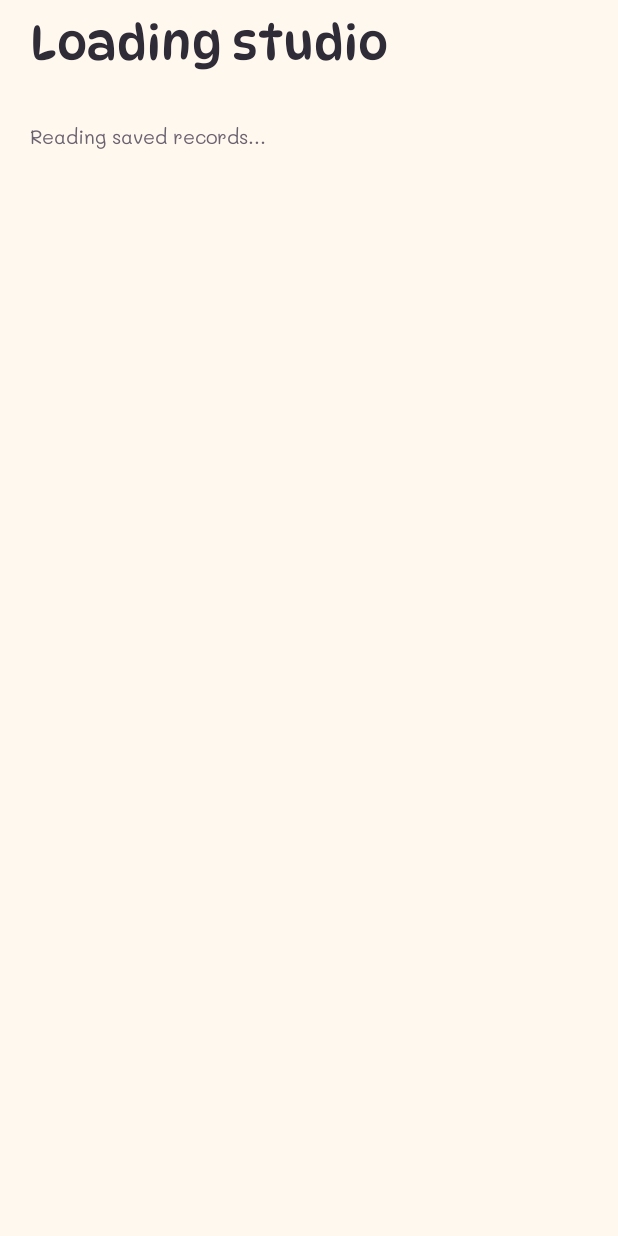
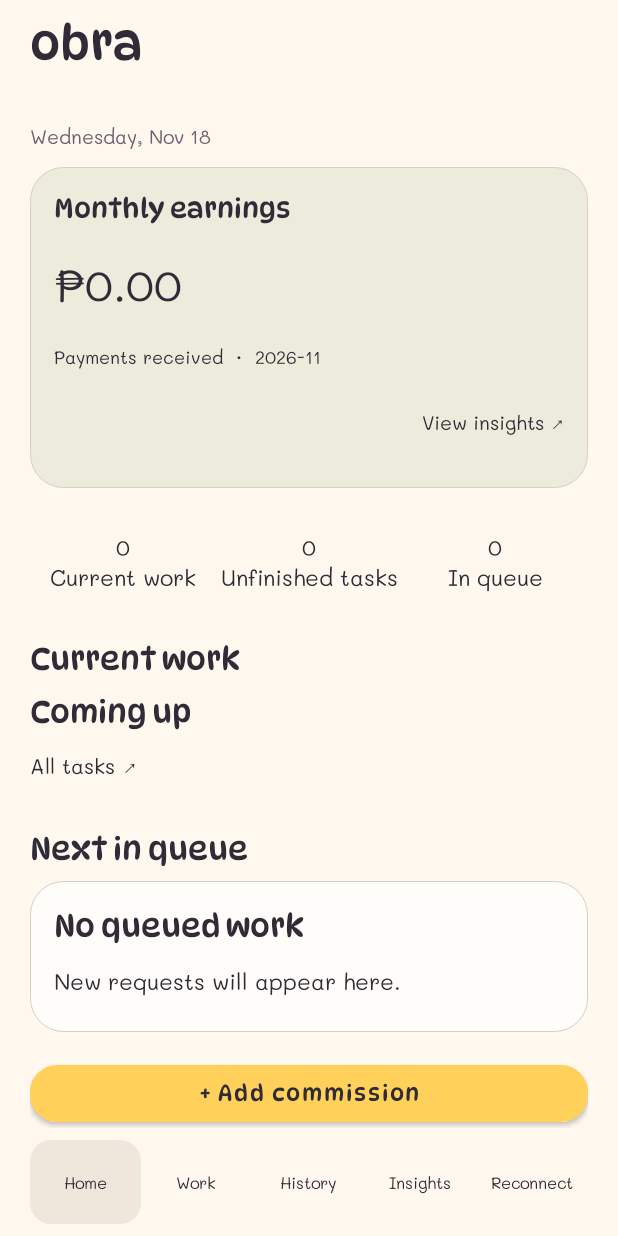
Before and after one commit to yezdenz/obra, an Android app: the screen it shows after launch (MainActivity), on a phone screen of 412 x 824 dp. Run offline under Robolectric (Android 15) with nearby library versions, the phone set to English and light mode, and no system bars.

Commit message:
Load saved studio reports and restore navigation context

```diff
--- a/OBRA/app/src/main/java/com/obra/studio/ui/MainActivity.kt
+++ b/OBRA/app/src/main/java/com/obra/studio/ui/MainActivity.kt
@@ -8,10 +8,38 @@ import com.obra.studio.data.*
 import java.time.YearMonth
 
 class MainActivity: BaseActivity() {
-    private var tab="Home"; private var filter="In progress"; private var query=""; private var month=YearMonth.now(); private var selected=2L
+    private var tab="Home"; private var filter="In progress"; private var query=""; private var month=YearMonth.now(); private var selected=0L
     private val positions=mutableMapOf<String,Int>()
-    override fun onCreate(state: Bundle?) { super.onCreate(state); tab=state?.getString("tab")?:"Home"; filter=state?.getString("filter")?:filter; query=state?.getString("query")?:""; month=YearMonth.parse(state?.getString("month")?:month.toString()); selected=state?.getLong("selected")?:2; render() }
-    override fun onSaveInstanceState(out: Bundle) { super.onSaveInstanceState(out); out.putString("tab",tab);out.putString("filter",filter);out.putString("query",query);out.putString("month",month.toString());out.putLong("selected",selected) }
+    private var pendingScroll:Int?=null
+    override fun onCreate(state: Bundle?) {
+        super.onCreate(state)
+        tab=state?.getString("tab")?:"Home"
+        filter=state?.getString("filter")?:filter
+        query=state?.getString("query")?:""
+        month=YearMonth.parse(state?.getString("month")?:month.toString())
+        selected=state?.getLong("selected")?:0
+        state?.getBundle("positions")?.let { saved ->
+            saved.keySet().forEach { positions[it]=saved.getInt(it) }
+        }
+        pendingScroll=state?.getInt("scroll")
+    }
+    override fun onSaveInstanceState(out: Bundle) {
+        positions[tab]=pendingScroll?:scroll.scrollY
+        super.onSaveInstanceState(out)
+        out.putString("tab",tab)
+        out.putString("filter",filter)
+        out.putString("query",query)
+        out.putString("month",month.toString())
+        out.putLong("selected",selected)
+        out.putInt("scroll",positions[tab]?:0)
+        out.putBundle("positions",Bundle().apply { positions.forEach { (tab,y)->putInt(tab,y) } })
+    }
+    override fun onStudioReady() {
+        val position=pendingScroll?:scroll.scrollY
+        pendingScroll=null
+        render()
+        scroll.post { scroll.scrollTo(0,position) }
+    }
     private fun switch(next: String) { positions[tab]=scroll.scrollY;tab=next;render();scroll.post { scroll.scrollTo(0,positions[tab]?:0) } }
     private fun render() {
         reset(if(tab=="Home")"obra" else tab,false)
@@ -24,10 +52,10 @@ class MainActivity: BaseActivity() {
         card(sage) { text("Monthly earnings",18,true,it); text(Studio.money(Studio.monthly(month).sumOf { p->p.amountMinor }),30,false,it);text("Payments received  ·  $month",12,false,it);val link=text("View insights ↗",13,false,it);link.minHeight=dp(48);link.gravity=android.view.Gravity.CENTER_VERTICAL or android.view.Gravity.END;link.setOnClickListener{switch("Insights")} }
         val works=Studio.repository.commissions()
         val counts=LinearLayout(this);body.addView(counts,LinearLayout.LayoutParams(-1,-2).apply{bottomMargin=dp(18)})
-        listOf("${works.count{it.status=="In progress"}}\nCurrent work","${works.sumOf{c->c.tasks.count{t->!t.done}}}\nUnfinished tasks","${works.count{it.status=="Queued"}}\nIn queue").forEachIndexed { i,label->val t=TextView(this);t.text=label;t.typeface=supporting;t.textSize=15f;t.setTextColor(ink);t.gravity=17;t.minHeight=dp(66);counts.addView(t,LinearLayout.LayoutParams(0,-2,1f));t.setOnClickListener{if(i==1)switch("All tasks")else{filter=if(i==0)"In progress" else "Queued";switch("Commissions")}} }
+        listOf("${works.count{it.status=="In progress"}}\nCurrent work","${works.filter{it.status!="Cancelled"}.sumOf{c->c.tasks.count{t->!t.done}}}\nUnfinished tasks","${works.count{it.status=="Queued"}}\nIn queue").forEachIndexed { i,label->val t=TextView(this);t.text=label;t.typeface=supporting;t.textSize=15f;t.setTextColor(ink);t.gravity=17;t.minHeight=dp(66);counts.addView(t,LinearLayout.LayoutParams(0,-2,1f));t.setOnClickListener{if(i==1)switch("All tasks")else{filter=if(i==0)"In progress" else "Queued";switch("Commissions")}} }
         section("Current work");works.filter { it.status=="In progress" }.take(2).forEach { artwork(it) }
-        section("Coming up");works.flatMap { c->c.tasks.filter { !it.done }.map { c to it } }.take(2).forEach { (c,t)->task(c,t) };val all=text("All tasks ↗",14);all.minHeight=dp(48);all.setOnClickListener{switch("All tasks")}
-        section("Next in queue");works.firstOrNull { it.status=="Queued" }?.let { artwork(it) } ?: empty("No queued work","New requests will appear here.")
+        section("Coming up");works.filter { it.status != "Cancelled" }.flatMap { c->c.tasks.filter { !it.done }.map { c to it } }.take(2).forEach { (c,t)->task(c,t) };val all=text("All tasks ↗",14);all.minHeight=dp(48);all.setOnClickListener{switch("All tasks")}
+        section("Next in queue");works.filter { it.status=="Queued" }.sortedWith(compareBy<Commission> { it.plannedStart.isBlank() }.thenBy { it.plannedStart }.thenBy { it.id }).firstOrNull()?.let { artwork(it) } ?: empty("No queued work","New requests will appear here.")
         button("+ Add commission",primary=true) { form() }
     }
     private fun commissions() {
@@ -53,18 +81,29 @@ class MainActivity: BaseActivity() {
         val series=(5L downTo 0L).map { month.minusMonths(it) }.map { it to Studio.monthly(it).sumOf { p->p.amountMinor } };val max=series.maxOf { it.second }.coerceAtLeast(1)
         series.forEach { (m,amount)->text("$m   ${Studio.money(amount)}",13);val bar=ProgressBar(this,null,android.R.attr.progressBarStyleHorizontal);bar.max=100;bar.progress=(amount*100/max).toInt();bar.progressTintList=android.content.res.ColorStateList.valueOf(0xff6a507d.toInt());bar.contentDescription="$m received ${Studio.money(amount)}";body.addView(bar,LinearLayout.LayoutParams(-1,dp(12))) };note("Received income (PHP) by month; six months ending $month.")
         section("By commission type");val grouped=Studio.monthly(month).groupBy { Studio.work(it.commissionId)?.type?:"Other" };if(grouped.isEmpty())note("No received payments for this period.");grouped.forEach { (type,ps)->text("$type  ·  ${Studio.money(ps.sumOf { it.amountMinor })}") }
-        section("Current balances");note("Across all dates, including completed artwork.");Studio.repository.commissions().filter { Studio.balance(it)>0 }.forEach { c->button("${c.title}\n${Studio.money(Studio.balance(c))} remaining") { detail(c.id) } }
+        section("Current balances");note("Across all dates, including completed artwork.");Studio.repository.commissions().filter { it.status != "Cancelled" && Studio.balance(it)>0 }.forEach { c->button("${c.title}\n${Studio.money(Studio.balance(c))} remaining") { detail(c.id) } }
     }
     private fun reconnect() {
         note("Familiar clients. New possibilities.");section("Find a familiar connection")
         val current=Studio.repository.commissions().filter { it.status=="In progress" };if(current.isEmpty()){empty("No current work","Start a queued commission to choose a matching context.");return}
-        if(current.none { it.id==selected })selected=current.first().id
-        choose("Current commission",current.map { it.title },current.first { it.id==selected }.title) { name->val next=current.first { it.title==name }.id;if(next!=selected){selected=next;render()} }
+        if(selected!=0L && current.none { it.id==selected })selected=-1L
+        val labels=current.mapIndexed { index,c -> "${index+1}. ${c.title} · ${c.username}" }
+        val selectedIndex=current.indexOfFirst { it.id==selected }
+        val prompt="Choose current commission"
+        choose("Current commission",listOf(prompt)+labels,labels.getOrNull(selectedIndex)?:prompt) { label ->
+            val index=labels.indexOf(label)
+            if(index>=0 && current[index].id!=selected){selected=current[index].id;render()}
+        }
+        if(selectedIndex<0){
+            empty(if(selected==-1L)"Previous selection is no longer current" else "Choose current work",
+                "Select a current commission above to find previous clients with matching type and genre.")
+            return
+        }
         val c=Studio.work(selected)!!;card(lavender) { text("${c.type}  ·  ${c.genre}",17,true,it);text("Suggestions use commission type and genre.",14,false,it) }
         val results=Studio.repository.recommendations(selected)
-        if(results.isEmpty())empty("No matching clients yet","Try another current commission. Matching completed artwork will appear here.")
+        if(results.isEmpty())empty(if(c.genreId==null)"Choose a primary genre" else "No matching clients yet",if(c.genreId==null)"Edit this commission and add a primary genre to find similar completed work." else "Try another current commission. Matching completed artwork will appear here.")
         results.forEach { r->val previous=Studio.work(r.previousCommissionId)!!;card { text(r.clientName,22,true,it);text(previous.title,18,true,it);text("${r.reason}\n${previous.type} · ${previous.genre}\nFinished ${previous.finishedOn}",14,false,it);button("View previous commission",it) { detail(previous.id) } } }
     }
-    private fun task(c:Commission,t:Task) { val row=LinearLayout(this);row.gravity=android.view.Gravity.CENTER_VERTICAL;body.addView(row);val check=CheckBox(this);check.contentDescription="Mark ${t.label} done";row.addView(check,LinearLayout.LayoutParams(dp(48),dp(56)));check.setOnClickListener{check.isChecked=false;pending()};val labels=LinearLayout(this);labels.orientation=LinearLayout.VERTICAL;row.addView(labels,LinearLayout.LayoutParams(0,-2,1f));text(t.label,16,true,labels);text("${c.username} · ${c.type}",12,false,labels);labels.setOnClickListener{detail(c.id)} }
-    private fun tasks() { val pending=Studio.repository.commissions().flatMap { c->c.tasks.filter { !it.done }.map { c to it } };if(pending.isEmpty())empty("All caught up","Your studio has a little breathing room.");pending.forEach { (c,t)->task(c,t) };button("Back to Home") { switch("Home") } }
+    private fun task(c:Commission,t:Task) { val row=LinearLayout(this);row.gravity=android.view.Gravity.CENTER_VERTICAL;body.addView(row);val check=CheckBox(this);check.contentDescription="Mark ${t.label} done";row.addView(check,LinearLayout.LayoutParams(dp(48),dp(56)));check.isChecked=t.done;check.setOnClickListener{check.isChecked=t.done;write({it.setTaskDone(c.id,t.id,!t.done)}){onStudioReady()}};val labels=LinearLayout(this);labels.orientation=LinearLayout.VERTICAL;row.addView(labels,LinearLayout.LayoutParams(0,-2,1f));text(t.label,16,true,labels);text("${c.username} · ${c.type}",12,false,labels);labels.setOnClickListener{detail(c.id)} }
+    private fun tasks() { val pending=Studio.repository.commissions().filter { it.status != "Cancelled" }.flatMap { c->c.tasks.filter { !it.done }.map { c to it } };if(pending.isEmpty())empty("All caught up","Your studio has a little breathing room.");pending.forEach { (c,t)->task(c,t) };button("Back to Home") { switch("Home") } }
 }
```
